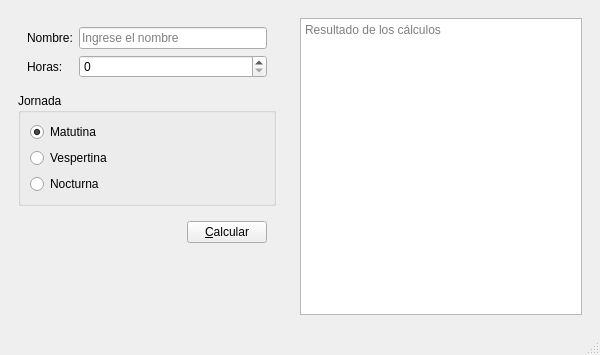
Old version of the form salarios.ui in the repository thediegocoder/P61-Salarios.
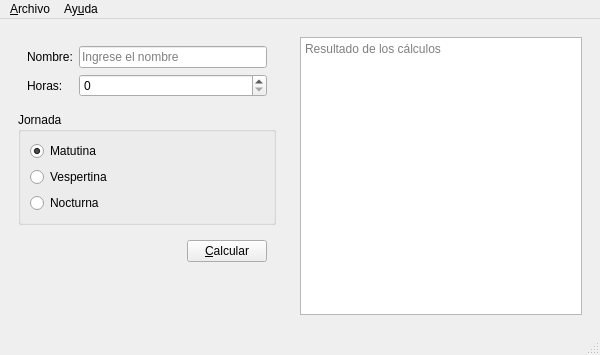
New version of the form.

Commit message: Menus y guardar

The edit to the form file:
```diff
--- a/salarios.ui
+++ b/salarios.ui
@@ -174,6 +174,26 @@
      <height>22</height>
     </rect>
    </property>
+   <widget class="QMenu" name="menuArchivo">
+    <property name="title">
+     <string>&amp;Archivo</string>
+    </property>
+    <addaction name="actionNuevo"/>
+    <addaction name="actionAbrir"/>
+    <addaction name="actionGuardar"/>
+    <addaction name="separator"/>
+    <addaction name="actionCalcular"/>
+    <addaction name="separator"/>
+    <addaction name="actionSalir"/>
+   </widget>
+   <widget class="QMenu" name="menuAyuda">
+    <property name="title">
+     <string>Ay&amp;uda</string>
+    </property>
+    <addaction name="actionAcerca_de"/>
+   </widget>
+   <addaction name="menuArchivo"/>
+   <addaction name="menuAyuda"/>
   </widget>
   <widget class="QStatusBar" name="statusbar"/>
  </widget>
```
Left out of the diff: 45 changed lines with no effect on the pictures. The commit also changes 2 other files.
